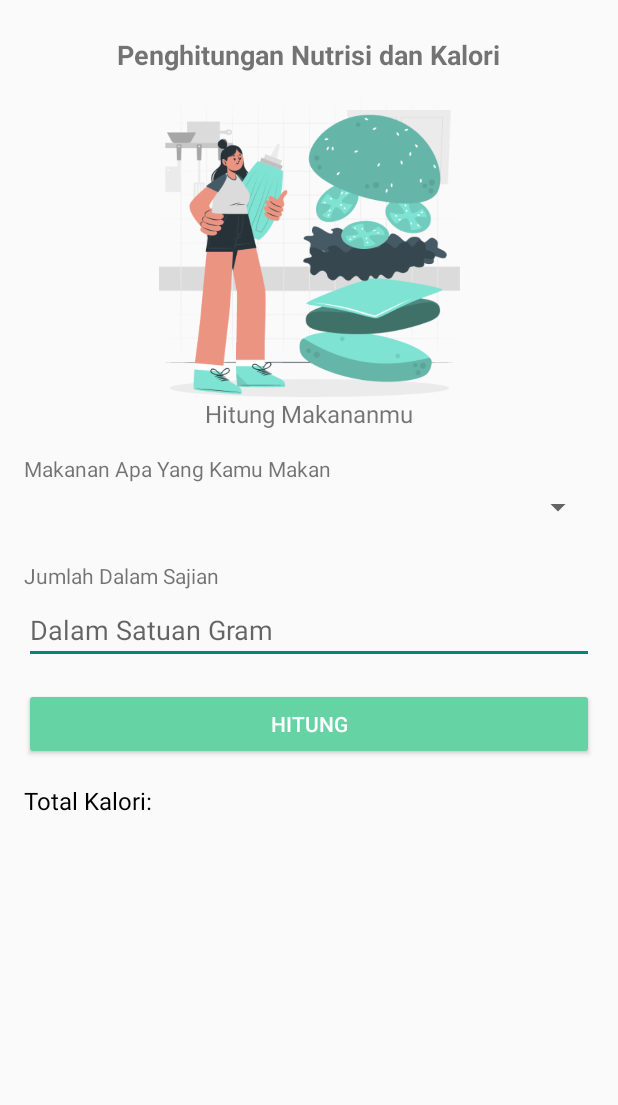
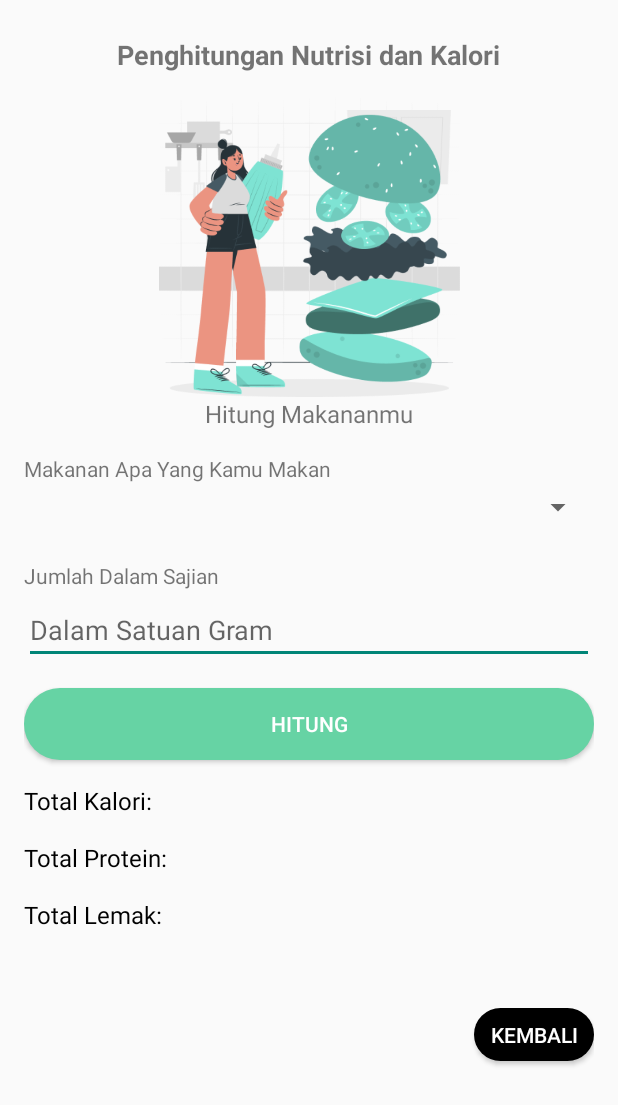
Before and after one commit to zidaneelfasya/PAM1, an Android app: the CaloriCounterActivity screen opened directly, with no data from a screen before it, on a phone screen of 412 x 824 dp. Shown: the top 1105 px of the screen. Run offline under Robolectric (Android 15) with nearby library versions, the phone set to English and light mode, and no system bars; our stand-ins replace Firebase (no records; nobody signed in at launch, a user with empty details on screens opened directly).

Commit message:
update calori counter and beranda

```diff
--- a/app/src/main/java/com/example/projekpam/CaloriCounterActivity.java
+++ b/app/src/main/java/com/example/projekpam/CaloriCounterActivity.java
@@ -27,9 +27,12 @@ public class CaloriCounterActivity extends AppCompatActivity {
     private Spinner spinnerMakanan;
     private EditText etBerat;
     private Button btnHitung;
+    private Button btnKembali;
     private TextView textViewHasil;
+    private TextView textViewProtein;
+    private TextView textViewLemak;
     private DatabaseReference mDatabase;
-    private Map<String, Double> makananKaloriMap;
+    private Map<String, Double[]> makananNutrisiMap;
 
     @Override
     protected void onCreate(Bundle savedInstanceState) {
@@ -37,14 +40,16 @@ public class CaloriCounterActivity extends AppCompatActivity {
         setContentView(R.layout.activity_calori_counter);
         FirebaseApp.initializeApp(this);
 
-
         spinnerMakanan = findViewById(R.id.spinnerMakanan);
         etBerat = findViewById(R.id.etBerat);
         btnHitung = findViewById(R.id.btnHitung);
+        btnKembali = findViewById(R.id.btnKembali);
         textViewHasil = findViewById(R.id.textViewHasil);
+        textViewProtein = findViewById(R.id.textViewProtein);
+        textViewLemak = findViewById(R.id.textViewLemak);
         mDatabase = FirebaseDatabase.getInstance().getReference("Makanan");
 
-        makananKaloriMap = new HashMap<>();
+        makananNutrisiMap = new HashMap<>();
 
         // Ambil data makanan dari Firebase
         mDatabase.addValueEventListener(new ValueEventListener() {
@@ -54,9 +59,11 @@ public class CaloriCounterActivity extends AppCompatActivity {
                 for (DataSnapshot snapshot : dataSnapshot.getChildren()) {
                     String nama = snapshot.child("nama").getValue(String.class);
                     Double kalori = snapshot.child("kalori").getValue(Double.class);
-                    if (nama != null && kalori != null) {
+                    Double protein = snapshot.child("protein").getValue(Double.class);
+                    Double lemak = snapshot.child("lemak").getValue(Double.class);
+                    if (nama != null && kalori != null && protein != null && lemak != null) {
                         makananList.add(nama);
-                        makananKaloriMap.put(nama, kalori);
+                        makananNutrisiMap.put(nama, new Double[]{kalori, protein, lemak});
                     }
                 }
                 ArrayAdapter<String> adapter = new ArrayAdapter<>(CaloriCounterActivity.this,
@@ -68,6 +75,14 @@ public class CaloriCounterActivity extends AppCompatActivity {
             @Override
             public void onCancelled(DatabaseError databaseError) {
                 Toast.makeText(CaloriCounterActivity.this, "Gagal mengambil data makanan", Toast.LENGTH_SHORT).show();
+            }
+        });
+
+        btnKembali.setOnClickListener(new View.OnClickListener() {
+            @Override
+            public void onClick(View v) {
+                // Kembali ke halaman sebelumnya
+                finish();
             }
         });
 
@@ -95,12 +110,16 @@ public class CaloriCounterActivity extends AppCompatActivity {
 
         int berat = Integer.parseInt(beratStr);
 
-        Double kaloriPerGram = makananKaloriMap.get(makanan);
-        if (kaloriPerGram != null) {
-            double totalKalori = kaloriPerGram * berat;
+        Double[] nutrisiPerGram = makananNutrisiMap.get(makanan);
+        if (nutrisiPerGram != null) {
+            double totalKalori = nutrisiPerGram[0] * berat;
+            double totalProtein = nutrisiPerGram[1] * berat;
+            double totalLemak = nutrisiPerGram[2] * berat;
             textViewHasil.setText("Total Kalori: " + totalKalori + " kcal");
+            textViewProtein.setText("Total Protein: " + totalProtein + " g");
+            textViewLemak.setText("Total Lemak: " + totalLemak + " g");
         } else {
-            Toast.makeText(this, "Data kalori tidak tersedia", Toast.LENGTH_SHORT).show();
+            Toast.makeText(this, "Data nutrisi tidak tersedia", Toast.LENGTH_SHORT).show();
         }
     }
 }
--- /dev/null
+++ b/app/src/main/res/drawable/btn_hijau.xml
@@ -0,0 +1,5 @@
+<?xml version="1.0" encoding="utf-8"?>
+<shape xmlns:android="http://schemas.android.com/apk/res/android">
+    <corners android:radius="45dp"/>
+    <solid android:color="#66D3A4"/>
+</shape>
--- /dev/null
+++ b/app/src/main/res/drawable/btn_kembali.xml
@@ -0,0 +1,5 @@
+<?xml version="1.0" encoding="utf-8"?>
+<shape xmlns:android="http://schemas.android.com/apk/res/android">
+    <corners android:radius="45dp"/>
+    <solid android:color="@color/black"/>
+</shape>
--- a/app/src/main/res/layout/activity_beranda.xml
+++ b/app/src/main/res/layout/activity_beranda.xml
@@ -302,7 +302,7 @@
             android:gravity="center">
 
             <ImageView
-                android:id="@+id/ic_bb"
+                android:id="@+id/ic_berat_ideal"
                 android:layout_width="75dp"
                 android:layout_height="75dp"
                 android:src="@drawable/ic_community" />
--- a/app/src/main/res/layout/activity_calori_counter.xml
+++ b/app/src/main/res/layout/activity_calori_counter.xml
@@ -68,7 +68,7 @@
         android:layout_width="match_parent"
         android:layout_height="wrap_content"
         android:text="Hitung"
-        android:backgroundTint="#66D3A4"
+        android:background="@drawable/btn_hijau"
         android:textColor="@android:color/white" />
 
     <TextView
@@ -79,5 +79,34 @@
         android:hint="Total Kalori:"
         android:paddingTop="16dp"
         android:textSize="16sp" />
+    <TextView
+        android:id="@+id/textViewProtein"
+        android:layout_width="wrap_content"
+        android:layout_height="wrap_content"
+        android:textColorHint="@color/black"
+        android:hint="Total Protein:"
+        android:paddingTop="16dp"
+        android:textSize="16sp" />
+
+    <TextView
+        android:id="@+id/textViewLemak"
+        android:layout_width="wrap_content"
+        android:layout_height="wrap_content"
+        android:textColorHint="@color/black"
+        android:layout_marginBottom="35dp"
+        android:hint="Total Lemak:"
+        android:paddingTop="16dp"
+        android:textSize="16sp" />
+
+    <Button
+        android:id="@+id/btnKembali"
+        android:layout_gravity="end"
+        android:background="@drawable/btn_kembali"
+        android:layout_width="80dp"
+        android:layout_height="35dp"
+        android:text="Kembali"
+        android:backgroundTint="@color/black"
+        android:textColor="@android:color/white"
+        android:layout_marginTop="16dp" />
 
 </LinearLayout>
```
Also changed, not shown: app/src/main/java/com/example/projekpam/BerandaActivity.java (+11 -1 lines).
